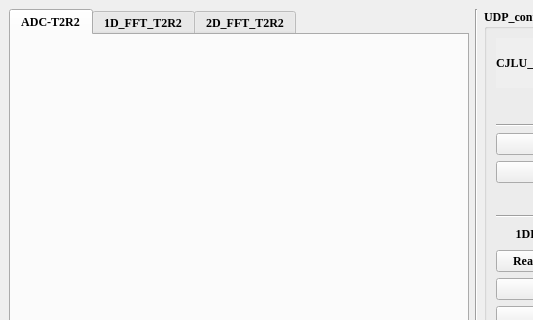
Old version of the form Radar_UDP.ui in the repository CruzeOliver/Andar_Radar_UDP; both pictures show x 0 to 533 and y 0 to 320 of the 675 by 616 pixel window.
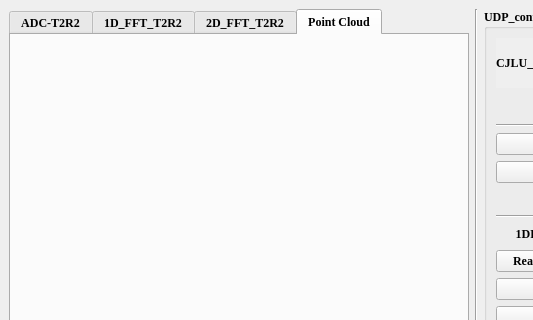
New version of the form.

Diff of the .ui file:
```diff
--- a/Radar_UDP.ui
+++ b/Radar_UDP.ui
@@ -44,7 +44,7 @@
        </font>
       </property>
       <property name="currentIndex">
-       <number>0</number>
+       <number>3</number>
       </property>
       <widget class="QWidget" name="tab_ADC">
        <attribute name="title">
@@ -137,6 +137,16 @@
         </item>
        </layout>
       </widget>
+      <widget class="QWidget" name="tab_PoitCloud">
+       <attribute name="title">
+        <string>Point Cloud</string>
+       </attribute>
+       <layout class="QHBoxLayout" name="horizontalLayout_3">
+        <item>
+         <widget class="QWidget" name="widget_PointCloud" native="true"/>
+        </item>
+       </layout>
+      </widget>
      </widget>
     </item>
     <item row="0" column="2">
```
